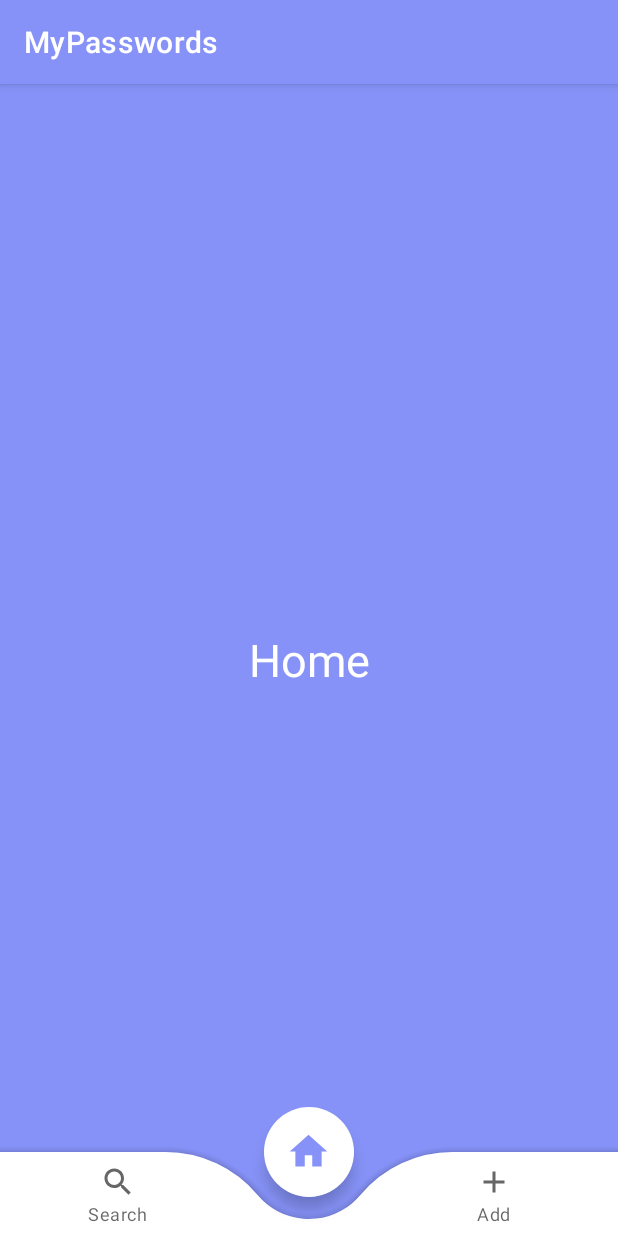
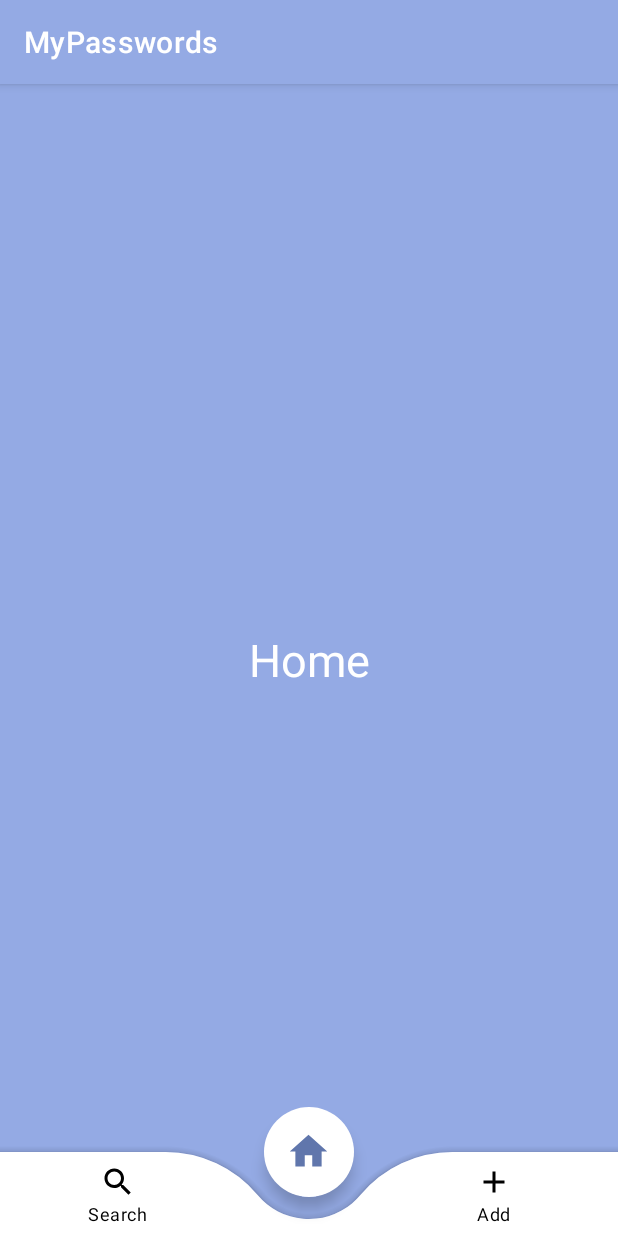
Before and after one commit to Bregaa/MyPasswordsAndroidApp, an Android app: the screen it shows after launch (MainActivity), on a phone screen of 412 x 824 dp. Run offline under Robolectric (Android 15) with nearby library versions, the phone set to English and light mode, and no system bars.

Commit message:
Added 'Material Design You' Colors and automatic dark mode

```diff
--- a/app/build.gradle
+++ b/app/build.gradle
@@ -8,7 +8,7 @@ android {
 
     defaultConfig {
         applicationId "it.matteobreganni.mypasswords"
-        minSdk 26
+        minSdk 31
         targetSdk 33
         versionCode 1
         versionName "1.0"
--- a/app/src/main/java/it/matteobreganni/mypasswords/ui/MainActivity.java
+++ b/app/src/main/java/it/matteobreganni/mypasswords/ui/MainActivity.java
@@ -5,8 +5,10 @@ import androidx.fragment.app.Fragment;
 import androidx.fragment.app.FragmentManager;
 import androidx.fragment.app.FragmentTransaction;
 
+import android.content.res.ColorStateList;
 import android.graphics.PorterDuff;
 import android.os.Bundle;
+import android.util.Log;
 import android.view.View;
 
 import it.matteobreganni.mypasswords.R;
@@ -22,8 +24,8 @@ public class MainActivity extends AppCompatActivity {
         binding = ActivityMainBinding.inflate(getLayoutInflater());
         setContentView(binding.getRoot());
 
+        replaceFragment(new HomeFragment());
         binding.bottomNavigationView.setSelectedItemId(R.id.home);
-        replaceFragment(new HomeFragment());
         binding.bottomNavigationView.setBackground(null);
 
         binding.bottomNavigationView.setOnItemSelectedListener(item -> {
@@ -64,9 +66,11 @@ public class MainActivity extends AppCompatActivity {
 
     private void changeFabColor(boolean isHomeSelected) {
         if (isHomeSelected) {
-            binding.homeFabButton.setColorFilter(R.color.lavender, PorterDuff.Mode.SRC_IN);
+            //binding.homeFabButton.getDrawable().setTint(getResources().getColor(R.color.primary, getTheme()));
+            binding.homeFabButton.setImageTintList(ColorStateList.valueOf(getResources().getColor(R.color.primaryVariant, getTheme())));
         } else {
-            binding.homeFabButton.setColorFilter(R.color.black, PorterDuff.Mode.SRC_IN);
+            //binding.homeFabButton.setColorFilter(R.color.black, PorterDuff.Mode.SRC_IN);
+            binding.homeFabButton.setImageTintList(ColorStateList.valueOf(getResources().getColor(R.color.textMenu, getTheme())));
         }
     }
 }
--- /dev/null
+++ b/app/src/main/res/color/menu_color_select.xml
@@ -0,0 +1,5 @@
+<?xml version="1.0" encoding="utf-8"?>
+<selector xmlns:android="http://schemas.android.com/apk/res/android">
+    <item android:color="@color/primaryVariant" android:state_checked="true" />
+    <item android:color="@color/textMenu" />
+</selector>
--- a/app/src/main/res/layout/activity_main.xml
+++ b/app/src/main/res/layout/activity_main.xml
@@ -16,7 +16,8 @@
         android:layout_width="match_parent"
         android:layout_height="wrap_content"
         android:layout_gravity="bottom"
-        android:background="@color/white"
+        android:background="@color/primary"
+        app:backgroundTint="@color/backgroundMenu"
         app:fabCradleMargin="15dp"
         app:fabCradleRoundedCornerRadius="80dp"
         app:fabCradleVerticalOffset="0dp">
@@ -27,6 +28,8 @@
             android:layout_height="wrap_content"
             android:layout_marginEnd="20dp"
             android:background="@android:color/transparent"
+            app:itemIconTint="@color/menu_color_select"
+            app:itemTextColor="@color/menu_color_select"
             app:labelVisibilityMode="labeled"
             app:menu="@menu/bottom_menu" />
 
@@ -36,12 +39,12 @@
         android:id="@+id/homeFabButton"
         android:layout_width="wrap_content"
         android:layout_height="wrap_content"
-        android:backgroundTint="@color/white"
+        android:backgroundTint="@color/backgroundMenu"
         android:src="@drawable/ic_baseline_home_24"
         app:borderWidth="0dp"
         app:fabCustomSize="60dp"
         app:layout_anchor="@id/bottomAppBar"
         app:maxImageSize="30dp"
-        app:tint="@color/lavender" />
+        app:tint="@color/primaryVariant" />
 
 </androidx.coordinatorlayout.widget.CoordinatorLayout>
--- a/app/src/main/res/layout/fragment_add.xml
+++ b/app/src/main/res/layout/fragment_add.xml
@@ -3,7 +3,7 @@
     xmlns:tools="http://schemas.android.com/tools"
     android:layout_width="match_parent"
     android:layout_height="match_parent"
-    android:background="@color/lavender"
+    android:background="@color/backgroundFragment"
     tools:context=".ui.AddFragment">
 
     <!-- TODO: Update blank fragment layout -->
--- a/app/src/main/res/layout/fragment_home.xml
+++ b/app/src/main/res/layout/fragment_home.xml
@@ -3,7 +3,7 @@
     xmlns:tools="http://schemas.android.com/tools"
     android:layout_width="match_parent"
     android:layout_height="match_parent"
-    android:background="@color/lavender"
+    android:background="@color/backgroundFragment"
     tools:context=".ui.HomeFragment">
 
     <!-- TODO: Update blank fragment layout -->
--- a/app/src/main/res/layout/fragment_search.xml
+++ b/app/src/main/res/layout/fragment_search.xml
@@ -3,7 +3,7 @@
     xmlns:tools="http://schemas.android.com/tools"
     android:layout_width="match_parent"
     android:layout_height="match_parent"
-    android:background="@color/lavender"
+    android:background="@color/backgroundFragment"
     tools:context=".ui.SearchFragment">
 
     <!-- TODO: Update blank fragment layout -->
--- /dev/null
+++ b/app/src/main/res/values-night/colors.xml
@@ -0,0 +1,14 @@
+<?xml version="1.0" encoding="utf-8"?>
+<resources>
+    <color name="black">#FF000000</color>
+    <color name="white">#FFFFFFFF</color>
+
+    <color name="primary">@android:color/system_accent1_900</color>
+    <color name="primaryVariant">@android:color/system_accent1_400</color>
+    <color name="secondary">@android:color/system_accent2_900</color>
+    <color name="secondaryVariant">@android:color/system_accent2_400</color>
+    <color name="textMenu">#FFFFFFFF</color>
+    <color name="backgroundMenu">#131313</color>
+    <color name="backgroundFragment">@android:color/system_neutral1_1000</color>
+
+</resources>
--- a/app/src/main/res/values-night/themes.xml
+++ b/app/src/main/res/values-night/themes.xml
@@ -2,15 +2,15 @@
     <!-- Base application theme. -->
     <style name="Theme.MyPasswords" parent="Theme.MaterialComponents.DayNight.DarkActionBar">
         <!-- Primary brand color. -->
-        <item name="colorPrimary">@color/purple_200</item>
-        <item name="colorPrimaryVariant">@color/purple_700</item>
+        <item name="colorPrimary">@color/primary</item>
+        <item name="colorPrimaryVariant">@color/primaryVariant</item>
         <item name="colorOnPrimary">@color/black</item>
         <!-- Secondary brand color. -->
-        <item name="colorSecondary">@color/teal_200</item>
-        <item name="colorSecondaryVariant">@color/teal_200</item>
+        <item name="colorSecondary">@color/secondary</item>
+        <item name="colorSecondaryVariant">@color/secondaryVariant</item>
         <item name="colorOnSecondary">@color/black</item>
         <!-- Status bar color. -->
-        <item name="android:statusBarColor">?attr/colorPrimaryVariant</item>
+        <item name="android:statusBarColor">@color/backgroundMenu</item>
         <!-- Customize your theme here. -->
     </style>
 </resources>
--- a/app/src/main/res/values/colors.xml
+++ b/app/src/main/res/values/colors.xml
@@ -1,11 +1,13 @@
 <?xml version="1.0" encoding="utf-8"?>
 <resources>
-    <color name="purple_200">#FFBB86FC</color>
-    <color name="purple_500">#FF6200EE</color>
-    <color name="purple_700">#FF3700B3</color>
-    <color name="teal_200">#FF03DAC5</color>
-    <color name="teal_700">#FF018786</color>
     <color name="black">#FF000000</color>
     <color name="white">#FFFFFFFF</color>
-    <color name="lavender">#8692F7</color>
+
+    <color name="primary">@android:color/system_accent1_300</color>
+    <color name="primaryVariant">@android:color/system_accent1_500</color>
+    <color name="secondary">@android:color/system_accent2_300</color>
+    <color name="secondaryVariant">@android:color/system_accent2_500</color>
+    <color name="textMenu">#FF000000</color>
+    <color name="backgroundMenu">#FFFFFFFF</color>
+    <color name="backgroundFragment">@android:color/system_accent1_300</color>
 </resources>
--- a/app/src/main/res/values/themes.xml
+++ b/app/src/main/res/values/themes.xml
@@ -2,15 +2,15 @@
     <!-- Base application theme. -->
     <style name="Theme.MyPasswords" parent="Theme.MaterialComponents.DayNight.DarkActionBar">
         <!-- Primary brand color. -->
-        <item name="colorPrimary">@color/lavender</item>
-        <item name="colorPrimaryVariant">@color/lavender</item>
+        <item name="colorPrimary">@color/primary</item>
+        <item name="colorPrimaryVariant">@color/primaryVariant</item>
         <item name="colorOnPrimary">@color/white</item>
         <!-- Secondary brand color. -->
-        <item name="colorSecondary">@color/teal_200</item>
-        <item name="colorSecondaryVariant">@color/teal_700</item>
+        <item name="colorSecondary">@color/secondary</item>
+        <item name="colorSecondaryVariant">@color/secondaryVariant</item>
         <item name="colorOnSecondary">@color/black</item>
         <!-- Status bar color. -->
-        <item name="android:statusBarColor">?attr/colorPrimaryVariant</item>
+        <item name="android:statusBarColor">@color/backgroundFragment</item>
         <!-- Customize your theme here. -->
     </style>
 </resources>
```
